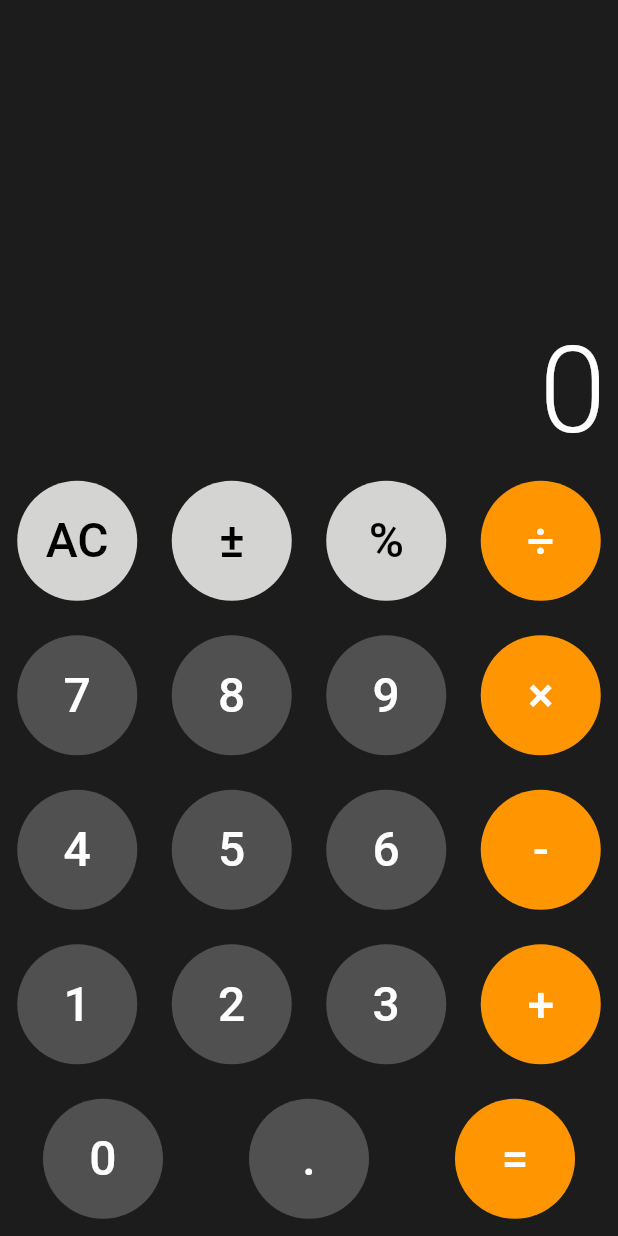
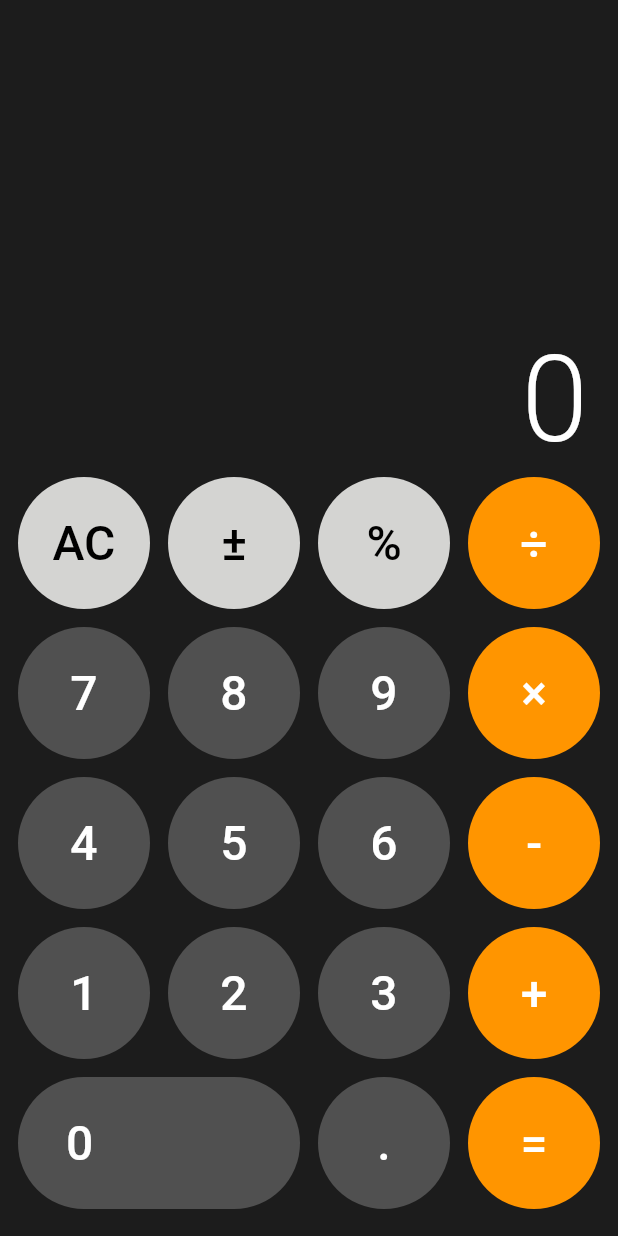
Before and after one commit to daduam/calculator, a Flutter app: the screen it shows after launch, on a phone screen of 412 x 824 dp. Run offline on Flutter 3.47's test engine with Material 2 defaults, Android fonts, the phone set to English and light mode, and no system bars; missing offline and left inert: spannable_grid.

Commit message:
responsive calculator buttons (#12)

```diff
--- a/lib/pages/home/home.dart
+++ b/lib/pages/home/home.dart
@@ -11,7 +11,9 @@ class HomePage extends StatelessWidget {
   Widget build(BuildContext context) {
     return Scaffold(
       backgroundColor: const Color(0xFF1C1C1C),
-      body: Column(
+      body: Padding(
+        padding: EdgeInsets.all(12.0),
+        child: Column(
           crossAxisAlignment: CrossAxisAlignment.stretch,
           children: [
             Expanded(
@@ -33,62 +35,60 @@ class HomePage extends StatelessWidget {
                 ),
               ),
             ),
-          Expanded(
-            child: Row(
-              mainAxisAlignment: MainAxisAlignment.spaceAround,
-              children: [
-                Expanded(child: CalculatorButton(ButtonType.ac)),
-                Expanded(child: CalculatorButton(ButtonType.plusminus)),
-                Expanded(child: CalculatorButton(ButtonType.percent)),
-                Expanded(child: CalculatorButton(ButtonType.divide)),
+            ...calculatorButtons(context),
           ],
         ),
       ),
-          Expanded(
-            child: Row(
-              mainAxisAlignment: MainAxisAlignment.spaceAround,
-              children: [
-                Expanded(child: CalculatorButton(ButtonType.seven)),
-                Expanded(child: CalculatorButton(ButtonType.eight)),
-                Expanded(child: CalculatorButton(ButtonType.nine)),
-                Expanded(child: CalculatorButton(ButtonType.multiply)),
+    );
+  }
+
+  List<Widget> calculatorButtons(BuildContext context) {
+    List<List<ButtonType>> buttonTypes = [
+      [
+        ButtonType.ac,
+        ButtonType.plusminus,
+        ButtonType.percent,
+        ButtonType.divide
       ],
-            ),
-          ),
-          Expanded(
-            child: Row(
-              mainAxisAlignment: MainAxisAlignment.spaceAround,
-              children: [
-                Expanded(child: CalculatorButton(ButtonType.four)),
-                Expanded(child: CalculatorButton(ButtonType.five)),
-                Expanded(child: CalculatorButton(ButtonType.six)),
-                Expanded(child: CalculatorButton(ButtonType.subtract)),
+      [
+        ButtonType.seven,
+        ButtonType.eight,
+        ButtonType.nine,
+        ButtonType.multiply
       ],
-            ),
-          ),
-          Expanded(
-            child: Row(
-              mainAxisAlignment: MainAxisAlignment.spaceAround,
-              children: [
-                Expanded(child: CalculatorButton(ButtonType.one)),
-                Expanded(child: CalculatorButton(ButtonType.two)),
-                Expanded(child: CalculatorButton(ButtonType.three)),
-                Expanded(child: CalculatorButton(ButtonType.add)),
-              ],
-            ),
-          ),
-          Expanded(
-            child: Row(
-              mainAxisAlignment: MainAxisAlignment.spaceAround,
-              children: [
-                Expanded(child: CalculatorButton(ButtonType.zero)),
-                Expanded(child: CalculatorButton(ButtonType.dot)),
-                Expanded(child: CalculatorButton(ButtonType.eq)),
-              ],
-            ),
-          ),
-        ],
+      [ButtonType.four, ButtonType.five, ButtonType.six, ButtonType.subtract],
+      [ButtonType.one, ButtonType.two, ButtonType.three, ButtonType.add],
+      [ButtonType.zero, ButtonType.dot, ButtonType.eq]
+    ];
+
+    var buttonWidgets = List<Widget>.empty(growable: true);
+    var size = (MediaQuery.of(context).size.width - 60.0) * 0.25;
+
+    for (final row in buttonTypes) {
+      var rowWidgets = List<Widget>.empty(growable: true);
+
+      for (final buttonType in row) {
+        var isWide = buttonType == ButtonType.zero;
+
+        rowWidgets.add(
+          SizedBox(
+            width: isWide ? (2 * size + 12.0) : size,
+            height: size,
+            child: CalculatorButton(buttonType, isWide),
           ),
         );
       }
+
+      buttonWidgets.add(
+        Expanded(
+          child: Row(
+            mainAxisAlignment: MainAxisAlignment.spaceBetween,
+            children: rowWidgets,
+          ),
+        ),
+      );
     }
+
+    return buttonWidgets;
+  }
+}
--- a/lib/widgets/calculator_button.dart
+++ b/lib/widgets/calculator_button.dart
@@ -3,8 +3,9 @@ import '../models/button_type.dart';
 
 class CalculatorButton extends StatelessWidget {
   final ButtonType buttonType;
+  final bool isWide;
 
-  CalculatorButton(this.buttonType);
+  CalculatorButton(this.buttonType, this.isWide);
 
   @override
   Widget build(BuildContext context) {
@@ -12,8 +13,9 @@ class CalculatorButton extends StatelessWidget {
       style: TextButton.styleFrom(
         foregroundColor: buttonType.foregroundColor,
         backgroundColor: buttonType.backgroundColor,
-        minimumSize: const Size(80, 80),
-        shape: CircleBorder(),
+        shape: isWide ? StadiumBorder() : CircleBorder(),
+        alignment: isWide ? Alignment.centerLeft : Alignment.center,
+        padding: isWide ? EdgeInsets.only(left: 32.0) : EdgeInsets.all(8.0),
         textStyle: const TextStyle(
           fontSize: 32,
           fontWeight: FontWeight.w500,
```
Lines whose indentation alone changed are shown as unchanged.
